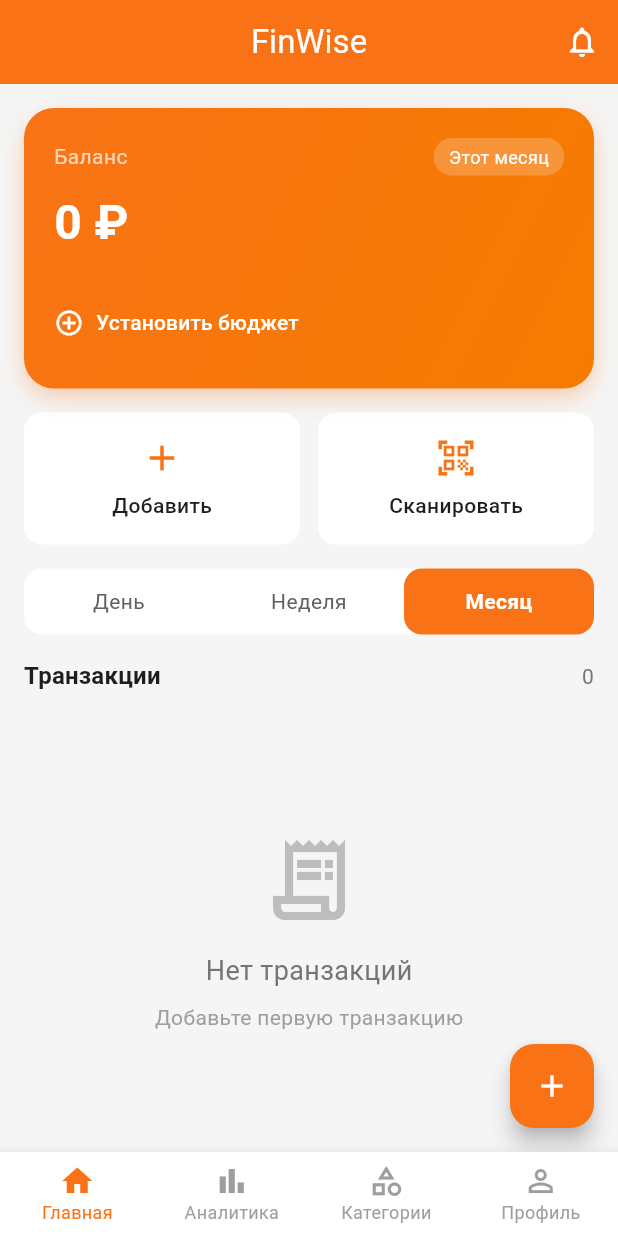
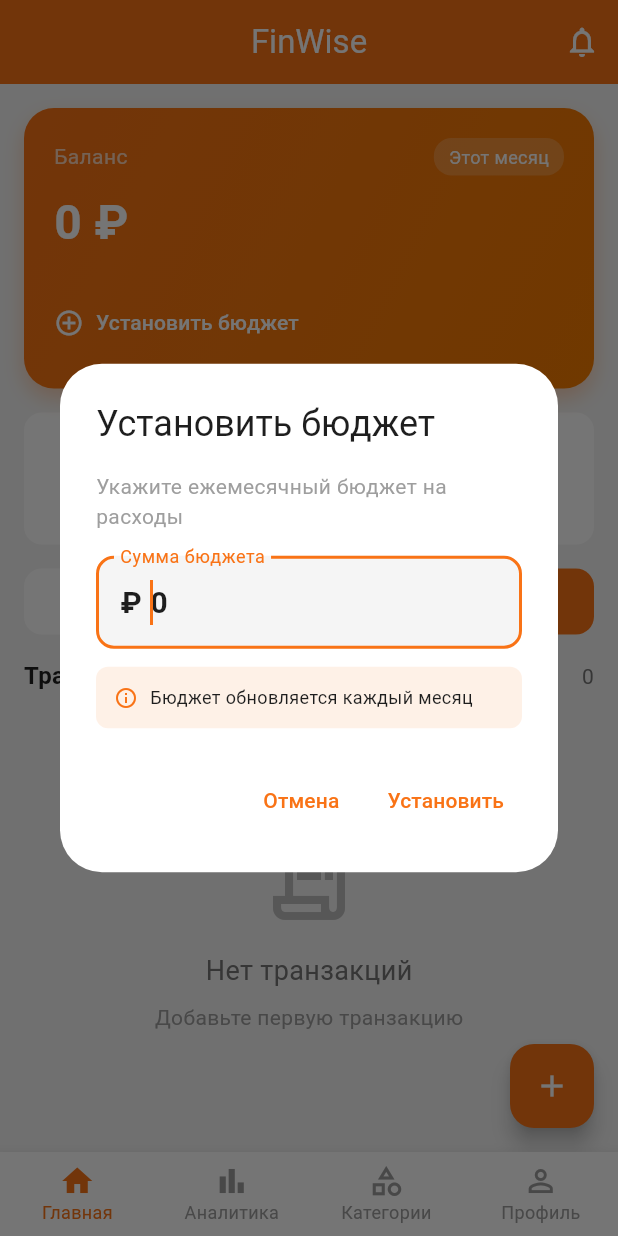
Before and after one commit to LiebeBleck/FinWise_v2, a Flutter app: the screen it shows after launch, after a tap on "Установить бюджет", on a phone screen of 412 x 824 dp. Run offline on Flutter 3.47's test engine with Material 3 defaults, Android fonts, the phone set to English and light mode, and no system bars; our stand-ins replace fl_chart, hive, hive_flutter, shared_preferences; accounts and stored records are empty.

Commit message:
Fix UI issues: dynamic planned transaction text and budget dialog
Fixes:
- Dynamic text for planned transactions (income/expense)
  * "Планируемый доход" for income transactions
  * "Планируемая трата" for expense transactions
  * Different subtitles for each type

- Implement "Set Budget" dialog functionality
  * Create/update monthly budget with validation
  * Delete existing budget option
  * Long press on budget card to edit
  * Info hint about monthly reset
  * Success/error SnackBar messages
  * Budget stored in Hive with periodStart

Technical changes:
- Removed const from Column in _buildPlannedTransactionToggle
- Added _showSetBudgetDialog() method in HomeScreen
- GestureDetector wrapper for budget card editing

```diff
--- a/lib/screens/home_screen.dart
+++ b/lib/screens/home_screen.dart
@@ -227,16 +227,17 @@
             balance: _calculateBalance(transactions),
             budgetAmount: 0,
             spent: _calculateSpent(transactions),
-            onSetBudget: () {
-              // TODO: Navigate to budget settings
-            },
+            onSetBudget: _showSetBudgetDialog,
           );
         }
 
-        return BudgetProgressCard(
-          balance: _calculateBalance(transactions),
-          budgetAmount: budget.monthlyAmount,
-          spent: _calculateSpent(transactions),
+        return GestureDetector(
+          onLongPress: _showSetBudgetDialog,
+          child: BudgetProgressCard(
+            balance: _calculateBalance(transactions),
+            budgetAmount: budget.monthlyAmount,
+            spent: _calculateSpent(transactions),
+          ),
         );
       },
     );
@@ -602,6 +603,119 @@
     }
   }
 
+  void _showSetBudgetDialog() {
+    final budgetController = TextEditingController();
+    final budgetBox = Hive.box<Budget>('budget');
+    final existingBudget = budgetBox.get('current');
+
+    if (existingBudget != null) {
+      budgetController.text = existingBudget.monthlyAmount.toStringAsFixed(0);
+    }
+
+    showDialog(
+      context: context,
+      builder: (context) => AlertDialog(
+        title: Text(existingBudget != null ? 'Изменить бюджет' : 'Установить бюджет'),
+        content: Column(
+          mainAxisSize: MainAxisSize.min,
+          crossAxisAlignment: CrossAxisAlignment.start,
+          children: [
+            const Text(
+              'Укажите ежемесячный бюджет на расходы',
+              style: TextStyle(fontSize: 14, color: Colors.grey),
+            ),
+            const SizedBox(height: 16),
+            TextField(
+              controller: budgetController,
+              keyboardType: const TextInputType.numberWithOptions(decimal: true),
+              autofocus: true,
+              decoration: InputDecoration(
+                labelText: 'Сумма бюджета',
+                hintText: '0',
+                prefixText: '₽ ',
+                border: OutlineInputBorder(borderRadius: BorderRadius.circular(12)),
+                filled: true,
+                fillColor: Colors.grey[100],
+              ),
+              style: const TextStyle(fontSize: 20, fontWeight: FontWeight.bold),
+            ),
+            const SizedBox(height: 12),
+            Container(
+              padding: const EdgeInsets.all(12),
+              decoration: BoxDecoration(
+                color: AppTheme.primaryColor.withOpacity(0.1),
+                borderRadius: BorderRadius.circular(8),
+              ),
+              child: Row(
+                children: [
+                  Icon(Icons.info_outline, size: 16, color: AppTheme.primaryColor),
+                  const SizedBox(width: 8),
+                  const Expanded(
+                    child: Text(
+                      'Бюджет обновляется каждый месяц',
+                      style: TextStyle(fontSize: 12),
+                    ),
+                  ),
+                ],
+              ),
+            ),
+          ],
+        ),
+        actions: [
+          if (existingBudget != null)
+            TextButton(
+              onPressed: () {
+                budgetBox.delete('current');
+                Navigator.of(context).pop();
+                ScaffoldMessenger.of(context).showSnackBar(
+                  const SnackBar(content: Text('Бюджет удален')),
+                );
+              },
+              child: const Text('Удалить', style: TextStyle(color: Colors.red)),
+            ),
+          TextButton(
+            onPressed: () => Navigator.of(context).pop(),
+            child: const Text('Отмена'),
+          ),
+          TextButton(
+            onPressed: () {
+              final amount = double.tryParse(budgetController.text);
+              if (amount == null || amount <= 0) {
+                ScaffoldMessenger.of(context).showSnackBar(
+                  const SnackBar(content: Text('Введите корректную сумму')),
+                );
+                return;
+              }
+
+              final now = DateTime.now();
+              final budget = Budget(
+                monthlyAmount: amount,
+                periodStart: DateTime(now.year, now.month, 1),
+              );
+
+              budgetBox.put('current', budget);
+              Navigator.of(context).pop();
+
+              ScaffoldMessenger.of(context).showSnackBar(
+                SnackBar(
+                  content: Text(
+                    existingBudget != null
+                        ? 'Бюджет обновлен: ${amount.toStringAsFixed(0)} ₽'
+                        : 'Бюджет установлен: ${amount.toStringAsFixed(0)} ₽',
+                  ),
+                ),
+              );
+            },
+            child: Text(
+              existingBudget != null ? 'Обновить' : 'Установить',
+              style: TextStyle(color: AppTheme.primaryColor),
+            ),
+          ),
+        ],
+      ),
+    );
+  }
+
   void _navigateToAddTransaction(bool isIncome) {
     Navigator.of(context).push(
       MaterialPageRoute(
```
Also changed, not shown: lib/screens/add_transaction_screen.dart (+6 -6 lines).
